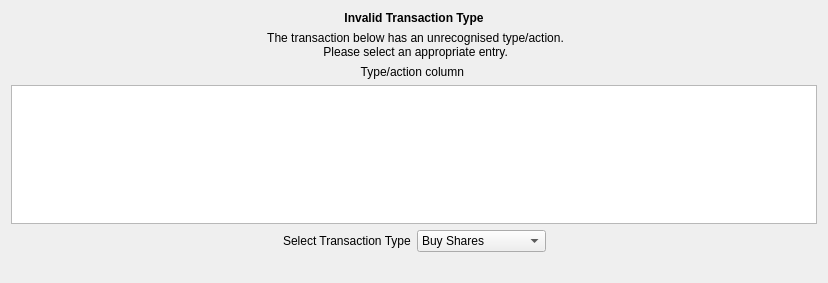
This is kmymoney/plugins/csvimport/redefinedlgdecl.ui in KDE/kmymoney as Qt 5 draws it before an edit. The edited form follows.
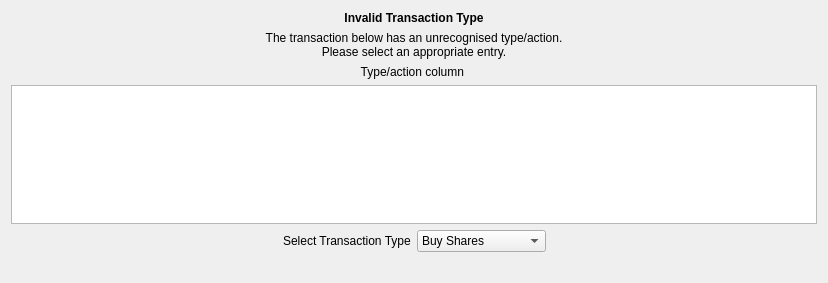
This is the edited form. Custom widgets are drawn as their Qt base class.

What changed in the file:
```diff
--- a/kmymoney/plugins/csvimport/redefinedlgdecl.ui
+++ b/kmymoney/plugins/csvimport/redefinedlgdecl.ui
@@ -39,8 +39,8 @@
    <item>
     <widget class="QLabel" name="label_info">
      <property name="text">
-      <string> The transaction below has an unrecognised type/action.
- Please select an appropriate entry.</string>
+      <string>The transaction below has an unrecognised type/action.
+Please select an appropriate entry.</string>
      </property>
      <property name="alignment">
       <set>Qt::AlignCenter</set>
```
